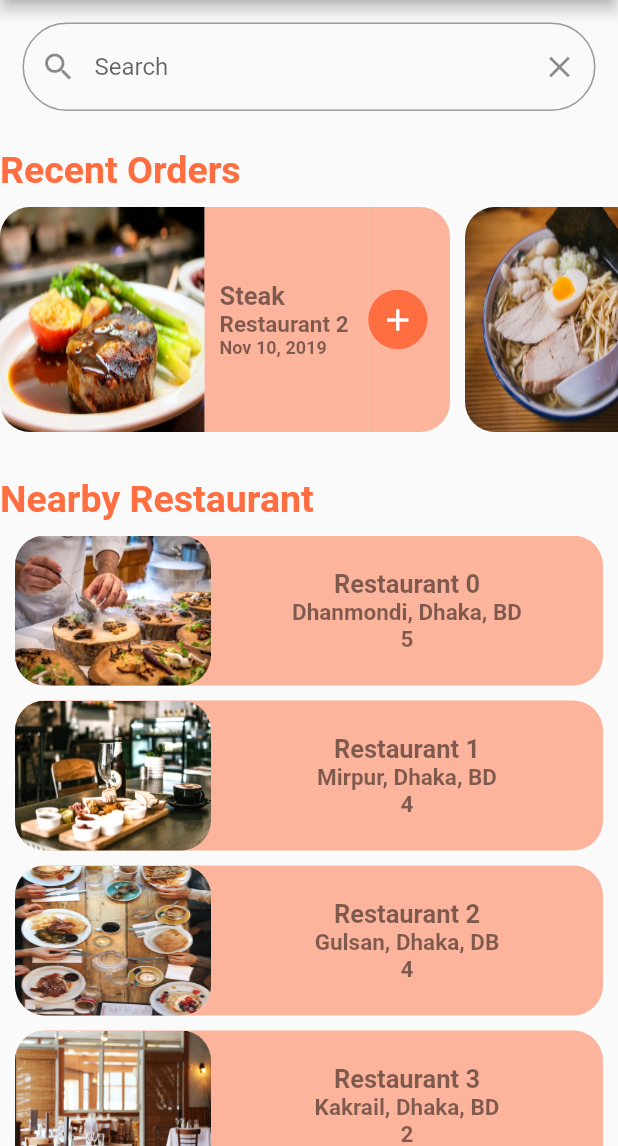
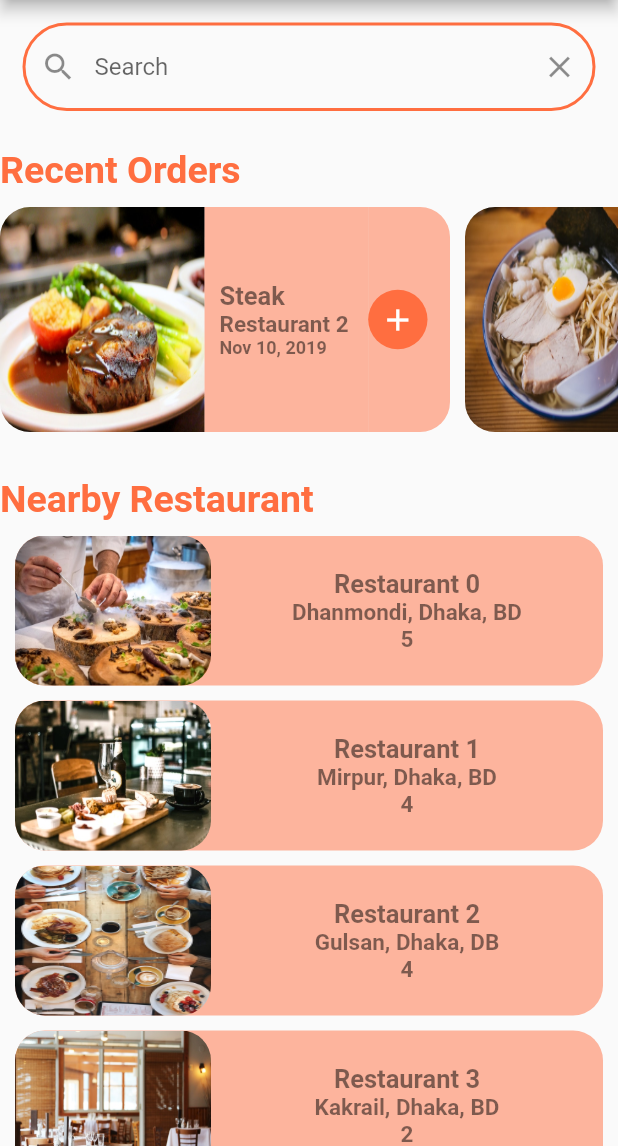
Before and after one commit to project-nazmul/Food-Order-From-Restaurant, a Flutter app: the screen it shows after launch, on a phone screen of 412 x 824 dp, the part 90-1236 px from its top. Run offline on Flutter 3.47's test engine with Material 2 defaults, Android fonts, the light colour scheme and no system bars.

Commit message:
Search bar design changed

```diff
--- a/lib/screens/home_page.dart
+++ b/lib/screens/home_page.dart
@@ -11,6 +11,7 @@ class HomePage extends StatelessWidget {
   @override
   Widget build(BuildContext context) {
     return Scaffold(
+      resizeToAvoidBottomInset: false,
       appBar: const PreferredSize(
           preferredSize: Size(double.infinity, 60),
           child: CustomAppBar()
--- a/lib/widgets/custom_search_bar.dart
+++ b/lib/widgets/custom_search_bar.dart
@@ -9,6 +9,19 @@ class CustomSearchBar extends StatelessWidget {
       padding: const EdgeInsets.all(15.0),
       child: TextFormField(
         decoration: InputDecoration(
+            focusedBorder: OutlineInputBorder(
+              borderRadius: BorderRadius.circular(35.0),
+              borderSide: BorderSide(
+                color: Colors.deepOrangeAccent,
+              ),
+            ),
+            enabledBorder: OutlineInputBorder(
+              borderRadius: BorderRadius.circular(35.0),
+              borderSide: BorderSide(
+                color: Colors.deepOrangeAccent,
+                width: 2.0,
+              ),
+            ),
           hintText: 'Search',
             prefixIcon: Icon(Icons.search),
             suffixIcon: Icon(Icons.close),
```
